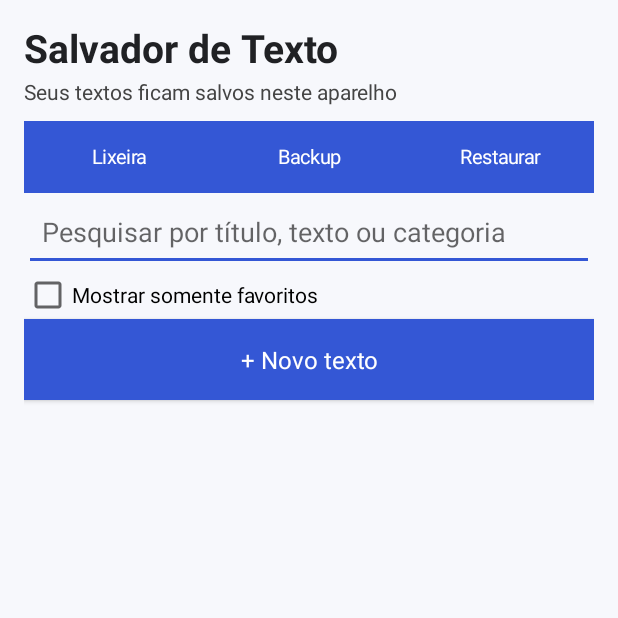
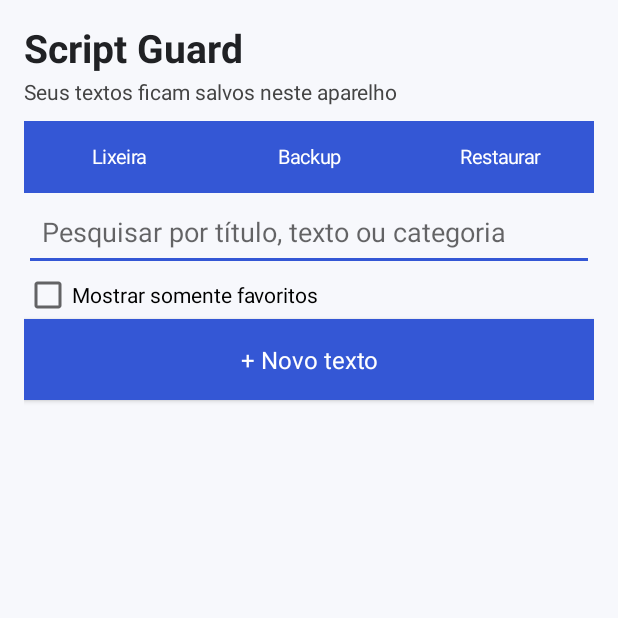
Before and after one commit to geniterapeuta12-tech/aplicativo-ia-vixe, an Android app: the screen it shows after launch (MainActivity), on a phone screen of 412 x 824 dp, the top half of it. Run offline under Robolectric (Android 15) with nearby library versions, the light colour scheme and no system bars.

Commit message:
Atualiza nome visual para Script Guard

```diff
--- a/app/src/main/java/com/salvadordetexto/app/MainActivity.java
+++ b/app/src/main/java/com/salvadordetexto/app/MainActivity.java
@@ -57,7 +57,7 @@ public class MainActivity extends Activity {
         root.setBackgroundColor(Color.rgb(247,248,252));
 
         TextView title = new TextView(this);
-        title.setText("Salvador de Texto");
+        title.setText("Script Guard");
         title.setTextSize(26);
         title.setTypeface(Typeface.DEFAULT, Typeface.BOLD);
         title.setTextColor(Color.rgb(32,33,36));
@@ -183,7 +183,7 @@ public class MainActivity extends Activity {
     }
 
     private void createBackup() {
-        Intent i=new Intent(Intent.ACTION_CREATE_DOCUMENT); i.addCategory(Intent.CATEGORY_OPENABLE); i.setType("application/json"); i.putExtra(Intent.EXTRA_TITLE,"backup-textos.json"); startActivityForResult(i,CREATE_BACKUP);
+        Intent i=new Intent(Intent.ACTION_CREATE_DOCUMENT); i.addCategory(Intent.CATEGORY_OPENABLE); i.setType("application/json"); i.putExtra(Intent.EXTRA_TITLE,"script-guard-backup.json"); startActivityForResult(i,CREATE_BACKUP);
     }
 
     private void chooseBackup() {
```
